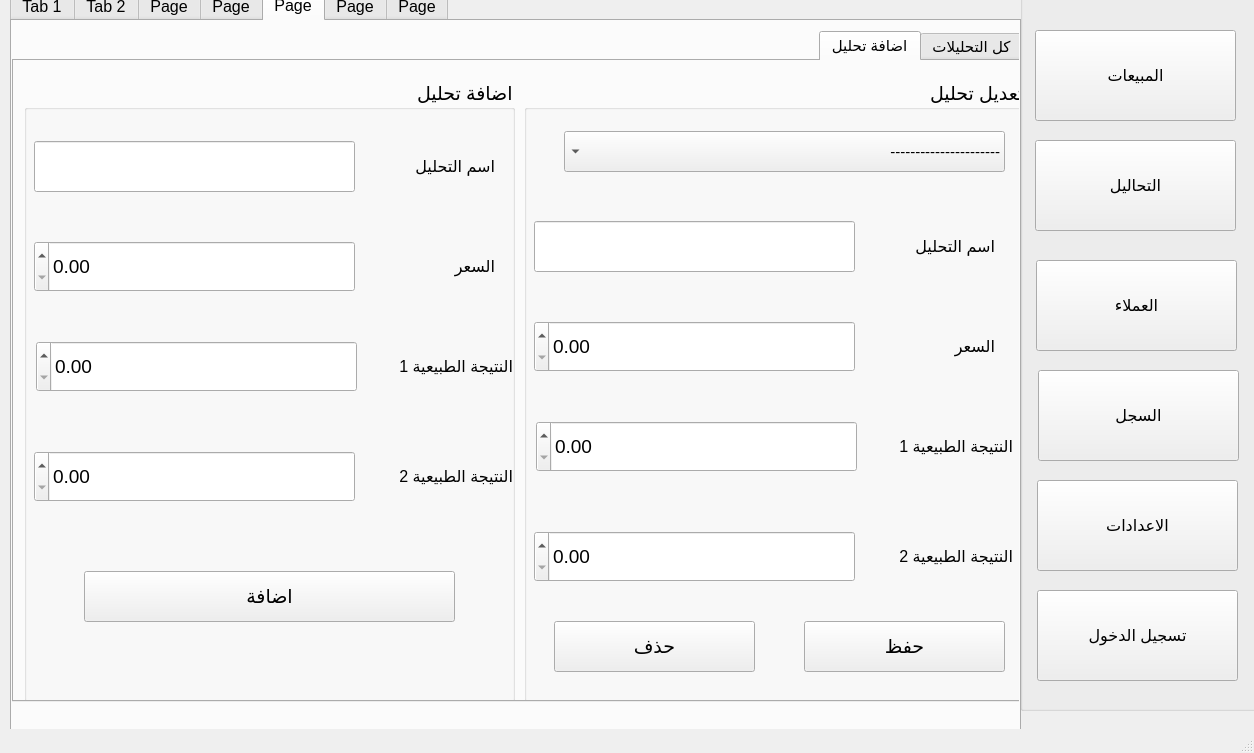
First picture: the form in design.ui, repository ameer810/analyst-pyqt5-project, before the edit.
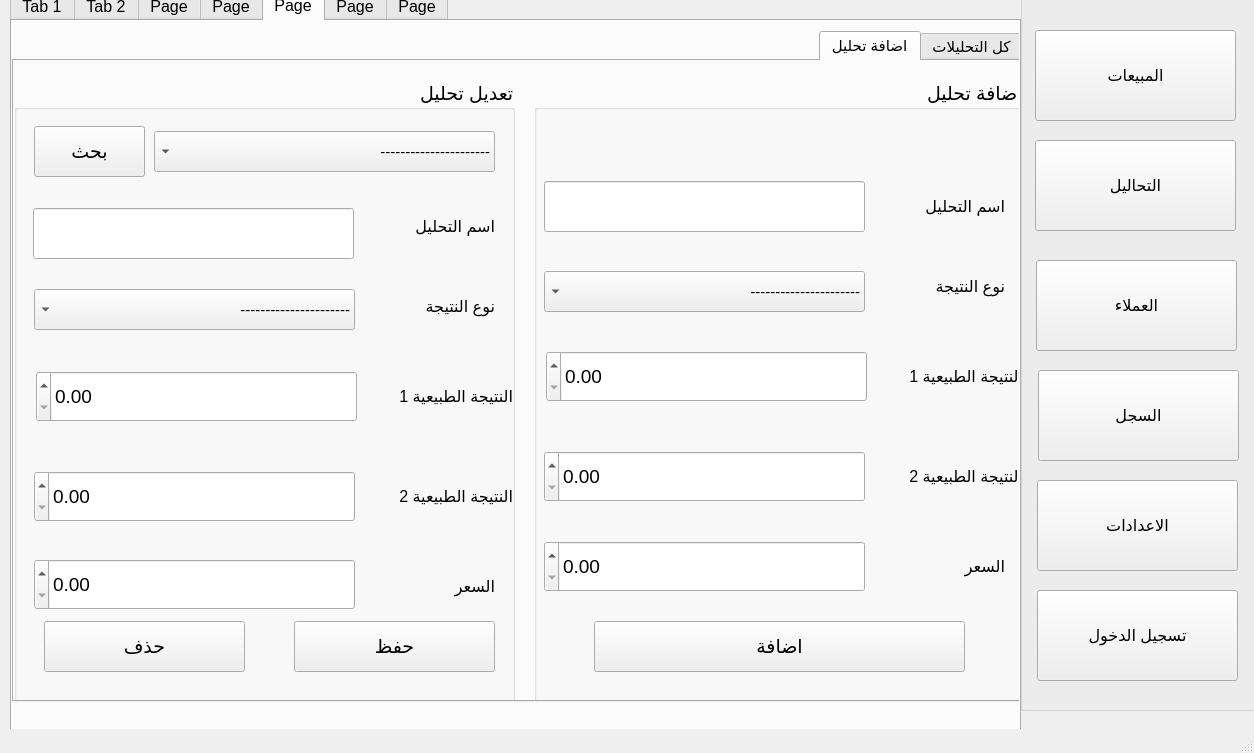
Second picture: the form after the edit. The open tabs and pages were chosen to show the change. Icons and pictures are not drawn.

What changed in the file:
```diff
--- a/design.ui
+++ b/design.ui
@@ -3789,7 +3789,7 @@
        <widget class="QGroupBox" name="groupBox_4">
         <property name="geometry">
          <rect>
-          <x>10</x>
+          <x>520</x>
           <y>20</y>
           <width>491</width>
           <height>621</height>
@@ -3808,7 +3808,7 @@
          <property name="geometry">
           <rect>
            <x>350</x>
-           <y>60</y>
+           <y>100</y>
            <width>121</width>
            <height>51</height>
           </rect>
@@ -3829,7 +3829,7 @@
          <property name="geometry">
           <rect>
            <x>10</x>
-           <y>60</y>
+           <y>100</y>
            <width>321</width>
            <height>51</height>
           </rect>
@@ -3844,7 +3844,7 @@
          <property name="geometry">
           <rect>
            <x>338</x>
-           <y>260</y>
+           <y>270</y>
            <width>151</width>
            <height>51</height>
           </rect>
@@ -3865,7 +3865,7 @@
          <property name="geometry">
           <rect>
            <x>10</x>
-           <y>160</y>
+           <y>460</y>
            <width>321</width>
            <height>51</height>
           </rect>
@@ -3906,7 +3906,7 @@
          <property name="geometry">
           <rect>
            <x>12</x>
-           <y>260</y>
+           <y>270</y>
            <width>321</width>
            <height>51</height>
           </rect>
@@ -3916,7 +3916,7 @@
          <property name="geometry">
           <rect>
            <x>360</x>
-           <y>160</y>
+           <y>460</y>
            <width>111</width>
            <height>51</height>
           </rect>
@@ -3937,7 +3937,7 @@
          <property name="geometry">
           <rect>
            <x>60</x>
-           <y>490</y>
+           <y>540</y>
            <width>371</width>
            <height>51</height>
           </rect>
@@ -3952,11 +3952,72 @@
           <string>اضافة</string>
          </property>
         </widget>
+        <widget class="QLabel" name="label_56">
+         <property name="geometry">
+          <rect>
+           <x>360</x>
+           <y>180</y>
+           <width>111</width>
+           <height>51</height>
+          </rect>
+         </property>
+         <property name="font">
+          <font>
+           <family>Segoe UI</family>
+           <pointsize>12</pointsize>
+           <weight>50</weight>
+           <bold>false</bold>
+          </font>
+         </property>
+         <property name="text">
+          <string>نوع النتيجة</string>
+         </property>
+        </widget>
+        <widget class="QComboBox" name="comboBox_22">
+         <property name="geometry">
+          <rect>
+           <x>10</x>
+           <y>190</y>
+           <width>321</width>
+           <height>41</height>
+          </rect>
+         </property>
+         <property name="font">
+          <font>
+           <pointsize>11</pointsize>
+          </font>
+         </property>
+         <item>
+          <property name="text">
+           <string>----------------------</string>
+          </property>
+         </item>
+         <item>
+          <property name="text">
+           <string>حقل كتابة</string>
+          </property>
+         </item>
+         <item>
+          <property name="text">
+           <string>اختيارات</string>
+          </property>
+         </item>
+         <item>
+          <property name="text">
+           <string>اختيارات وحقل كتابة</string>
+          </property>
+         </item>
+         <item>
+          <property name="text">
+           <string>اعداد</string>
+          </property>
+         </item>
+        </widget>
        </widget>
        <widget class="QGroupBox" name="groupBox_9">
         <property name="geometry">
          <rect>
-          <x>510</x>
+          <x>0</x>
           <y>20</y>
           <width>501</width>
           <height>621</height>
@@ -3974,9 +4035,9 @@
         <widget class="QComboBox" name="comboBox_21">
          <property name="geometry">
           <rect>
-           <x>40</x>
+           <x>140</x>
            <y>50</y>
-           <width>441</width>
+           <width>341</width>
            <height>41</height>
           </rect>
          </property>
@@ -3991,135 +4052,6 @@
           </property>
          </item>
         </widget>
-        <widget class="QLabel" name="label_49">
-         <property name="geometry">
-          <rect>
-           <x>338</x>
-           <y>340</y>
-           <width>151</width>
-           <height>51</height>
-          </rect>
-         </property>
-         <property name="font">
-          <font>
-           <family>Segoe UI</family>
-           <pointsize>12</pointsize>
-           <weight>50</weight>
-           <bold>false</bold>
-          </font>
-         </property>
-         <property name="text">
-          <string>النتيجة الطبيعية 1</string>
-         </property>
-        </widget>
-        <widget class="QLabel" name="label_50">
-         <property name="geometry">
-          <rect>
-           <x>350</x>
-           <y>140</y>
-           <width>121</width>
-           <height>51</height>
-          </rect>
-         </property>
-         <property name="font">
-          <font>
-           <family>Segoe UI</family>
-           <pointsize>12</pointsize>
-           <weight>50</weight>
-           <bold>false</bold>
-          </font>
-         </property>
-         <property name="text">
-          <string>اسم التحليل</string>
-         </property>
-        </widget>
-        <widget class="QDoubleSpinBox" name="doubleSpinBox_4">
-         <property name="geometry">
-          <rect>
-           <x>12</x>
-           <y>340</y>
-           <width>321</width>
-           <height>51</height>
-          </rect>
-         </property>
-        </widget>
-        <widget class="QDoubleSpinBox" name="doubleSpinBox_5">
-         <property name="geometry">
-          <rect>
-           <x>10</x>
-           <y>450</y>
-           <width>321</width>
-           <height>51</height>
-          </rect>
-         </property>
-        </widget>
-        <widget class="QLabel" name="label_51">
-         <property name="geometry">
-          <rect>
-           <x>360</x>
-           <y>240</y>
-           <width>111</width>
-           <height>51</height>
-          </rect>
-         </property>
-         <property name="font">
-          <font>
-           <family>Segoe UI</family>
-           <pointsize>12</pointsize>
-           <weight>50</weight>
-           <bold>false</bold>
-          </font>
-         </property>
-         <property name="text">
-          <string>السعر</string>
-         </property>
-        </widget>
-        <widget class="QLineEdit" name="lineEdit_29">
-         <property name="geometry">
-          <rect>
-           <x>10</x>
-           <y>140</y>
-           <width>321</width>
-           <height>51</height>
-          </rect>
-         </property>
-         <property name="font">
-          <font>
-           <family>Segoe UI</family>
-          </font>
-         </property>
-        </widget>
-        <widget class="QLabel" name="label_52">
-         <property name="geometry">
-          <rect>
-           <x>338</x>
-           <y>450</y>
-           <width>151</width>
-           <height>51</height>
-          </rect>
-         </property>
-         <property name="font">
-          <font>
-           <family>Segoe UI</family>
-           <pointsize>12</pointsize>
-           <weight>50</weight>
-           <bold>false</bold>
-          </font>
-         </property>
-         <property name="text">
-          <string>النتيجة الطبيعية 2</string>
-         </property>
-        </widget>
-        <widget class="QDoubleSpinBox" name="doubleSpinBox_6">
-         <property name="geometry">
-          <rect>
-           <x>10</x>
-           <y>240</y>
-           <width>321</width>
-           <height>51</height>
-          </rect>
-         </property>
-        </widget>
         <widget class="QPushButton" name="pushButton_27">
          <property name="geometry">
           <rect>
@@ -4161,6 +4093,215 @@
           <string>حذف</string>
          </property>
         </widget>
+        <widget class="QPushButton" name="pushButton_33">
+         <property name="geometry">
+          <rect>
+           <x>20</x>
+           <y>45</y>
+           <width>111</width>
+           <height>51</height>
+          </rect>
+         </property>
+         <property name="font">
+          <font>
+           <family>Segoe UI</family>
+           <pointsize>14</pointsize>
+          </font>
+         </property>
+         <property name="text">
+          <string>بحث</string>
+         </property>
+        </widget>
+        <widget class="QComboBox" name="comboBox_23">
+         <property name="geometry">
+          <rect>
+           <x>20</x>
+           <y>208</y>
+           <width>321</width>
+           <height>41</height>
+          </rect>
+         </property>
+         <property name="font">
+          <font>
+           <pointsize>11</pointsize>
+          </font>
+         </property>
+         <item>
+          <property name="text">
+           <string>----------------------</string>
+          </property>
+         </item>
+         <item>
+          <property name="text">
+           <string>حقل كتابة</string>
+          </property>
+         </item>
+         <item>
+          <property name="text">
+           <string>اختيارات</string>
+          </property>
+         </item>
+         <item>
+          <property name="text">
+           <string>اختيارات وحقل كتابة</string>
+          </property>
+         </item>
+         <item>
+          <property name="text">
+           <string>اعداد</string>
+          </property>
+         </item>
+        </widget>
+        <widget class="QLabel" name="label_51">
+         <property name="geometry">
+          <rect>
+           <x>348</x>
+           <y>390</y>
+           <width>151</width>
+           <height>51</height>
+          </rect>
+         </property>
+         <property name="font">
+          <font>
+           <family>Segoe UI</family>
+           <pointsize>12</pointsize>
+           <weight>50</weight>
+           <bold>false</bold>
+          </font>
+         </property>
+         <property name="text">
+          <string>النتيجة الطبيعية 2</string>
+         </property>
+        </widget>
+        <widget class="QLabel" name="label_49">
+         <property name="geometry">
+          <rect>
+           <x>360</x>
+           <y>120</y>
+           <width>121</width>
+           <height>51</height>
+          </rect>
+         </property>
+         <property name="font">
+          <font>
+           <family>Segoe UI</family>
+           <pointsize>12</pointsize>
+           <weight>50</weight>
+           <bold>false</bold>
+          </font>
+         </property>
+         <property name="text">
+          <string>اسم التحليل</string>
+         </property>
+        </widget>
+        <widget class="QDoubleSpinBox" name="doubleSpinBox_6">
+         <property name="geometry">
+          <rect>
+           <x>20</x>
+           <y>478</y>
+           <width>321</width>
+           <height>51</height>
+          </rect>
+         </property>
+        </widget>
+        <widget class="QDoubleSpinBox" name="doubleSpinBox_5">
+         <property name="geometry">
+          <rect>
+           <x>20</x>
+           <y>390</y>
+           <width>321</width>
+           <height>51</height>
+          </rect>
+         </property>
+        </widget>
+        <widget class="QLabel" name="label_57">
+         <property name="geometry">
+          <rect>
+           <x>370</x>
+           <y>200</y>
+           <width>111</width>
+           <height>51</height>
+          </rect>
+         </property>
+         <property name="font">
+          <font>
+           <family>Segoe UI</family>
+           <pointsize>12</pointsize>
+           <weight>50</weight>
+           <bold>false</bold>
+          </font>
+         </property>
+         <property name="text">
+          <string>نوع النتيجة</string>
+         </property>
+        </widget>
+        <widget class="QDoubleSpinBox" name="doubleSpinBox_4">
+         <property name="geometry">
+          <rect>
+           <x>22</x>
+           <y>290</y>
+           <width>321</width>
+           <height>51</height>
+          </rect>
+         </property>
+        </widget>
+        <widget class="QLabel" name="label_52">
+         <property name="geometry">
+          <rect>
+           <x>348</x>
+           <y>290</y>
+           <width>151</width>
+           <height>51</height>
+          </rect>
+         </property>
+         <property name="font">
+          <font>
+           <family>Segoe UI</family>
+           <pointsize>12</pointsize>
+           <weight>50</weight>
+           <bold>false</bold>
+          </font>
+         </property>
+         <property name="text">
+          <string>النتيجة الطبيعية 1</string>
+         </property>
+        </widget>
+        <widget class="QLineEdit" name="lineEdit_29">
+         <property name="geometry">
+          <rect>
+           <x>19</x>
+           <y>127</y>
+           <width>321</width>
+           <height>51</height>
+          </rect>
+         </property>
+         <property name="font">
+          <font>
+           <family>Segoe UI</family>
+          </font>
+         </property>
+        </widget>
+        <widget class="QLabel" name="label_50">
+         <property name="geometry">
+          <rect>
+           <x>370</x>
+           <y>480</y>
+           <width>111</width>
+           <height>51</height>
+          </rect>
+         </property>
+         <property name="font">
+          <font>
+           <family>Segoe UI</family>
+           <pointsize>12</pointsize>
+           <weight>50</weight>
+           <bold>false</bold>
+          </font>
+         </property>
+         <property name="text">
+          <string>السعر</string>
+         </property>
+        </widget>
        </widget>
       </widget>
      </widget>
```
Left out of the diff: 34 changed lines with no effect on the pictures.
